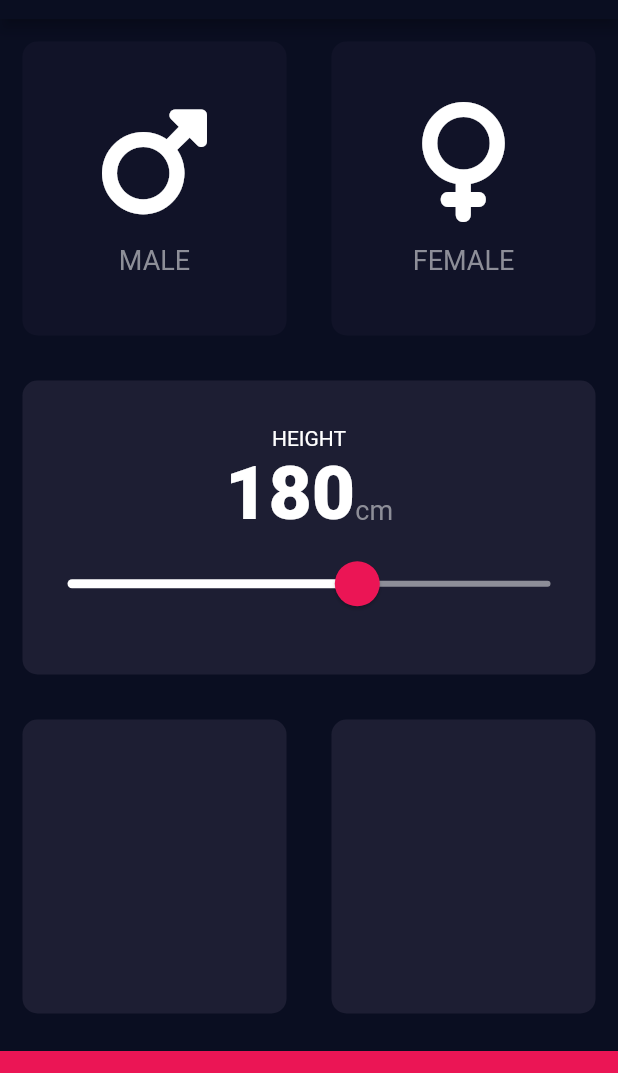
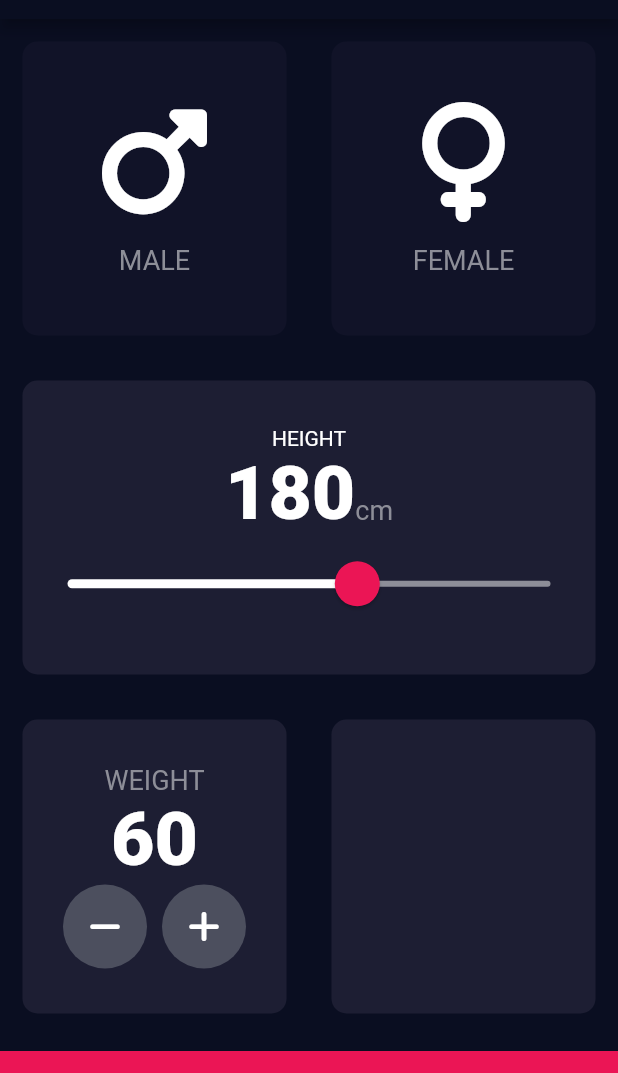
Before and after one commit to dharamhbtik/dicee_flutter, a Flutter app: the screen it shows after launch, on a phone screen of 412 x 824 dp, the part 65-1138 px from its top. Run offline on Flutter 3.47's test engine with Material 2 defaults, Android fonts, the phone set to English and light mode, and no system bars; our stand-ins replace audioplayers, font_awesome_flutter, hive_flutter, rflutter_alert; accounts and stored records are empty.

Commit message:
changes for BMI

```diff
--- a/bmi-calculator/lib/input_page.dart
+++ b/bmi-calculator/lib/input_page.dart
@@ -17,6 +17,7 @@ class InputPage extends StatefulWidget {
 class _InputPageState extends State<InputPage> {
   late Gender selectedGender = Gender.other;
   int height = 180;
+  int weight = 60;
   @override
   Widget build(BuildContext context) {
     return Scaffold(
@@ -115,7 +116,40 @@ class _InputPageState extends State<InputPage> {
                 Expanded(
                   child: ReusableCard(
                     colour: kActiveCardColor,
-                    cardChild: Container(),
+                    cardChild: Column(
+                      mainAxisAlignment: MainAxisAlignment.center,
+                      children: [
+                        const Text(
+                          "WEIGHT",
+                          style: kLabeltextStye,
+                        ),
+                        Text(
+                          weight.toString(),
+                          style: kNumberTextStyle,
+                        ),
+                        Row(
+                          mainAxisAlignment: MainAxisAlignment.center,
+                          children: [
+                            RoundIconButton(FontAwesomeIcons.minus, () {
+                              setState(() {
+                                weight--;
+                              });
+                            }),
+                            const SizedBox(
+                              width: 10.0,
+                            ),
+                            RoundIconButton(
+                              FontAwesomeIcons.plus,
+                              () {
+                                setState(() {
+                                  weight++;
+                                });
+                              },
+                            ),
+                          ],
+                        ),
+                      ],
+                    ),
                     onPress: () {},
                   ),
                 ),
@@ -140,3 +174,26 @@ class _InputPageState extends State<InputPage> {
     );
   }
 }
+
+class RoundIconButton extends StatelessWidget {
+  RoundIconButton(this.icon, this.onChange);
+  final IconData icon;
+  final Function onChange;
+  @override
+  Widget build(BuildContext context) {
+    return RawMaterialButton(
+      elevation: 0.0,
+      disabledElevation: 0.0,
+      constraints: const BoxConstraints.tightFor(
+        width: 56.0,
+        height: 56.0,
+      ),
+      onPressed: () {
+        onChange();
+      },
+      shape: const CircleBorder(),
+      fillColor: const Color(0xFF4C4F5E),
+      child: Icon(icon),
+    );
+  }
+}
```
